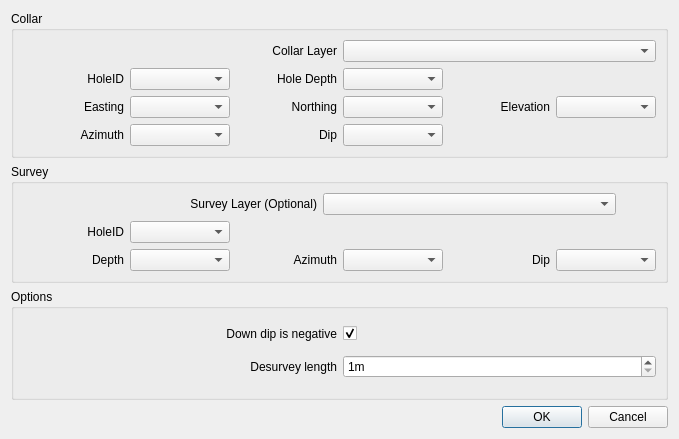
rolandhill/geoscience, file desurveyhole_dialog_base.ui: the form before one commit.
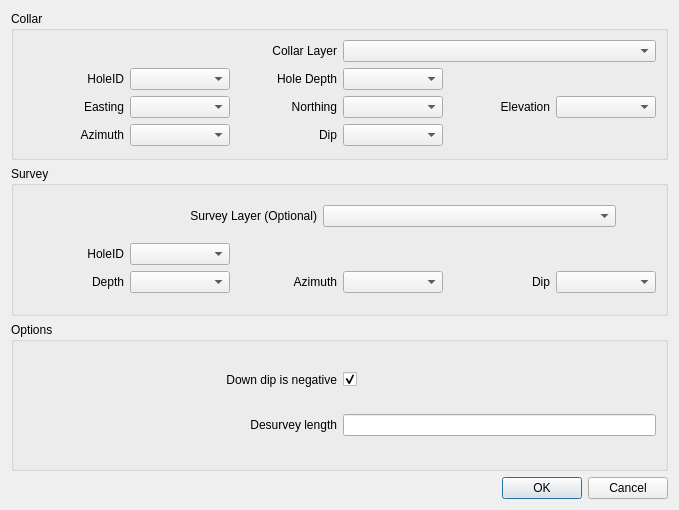
The form after the commit. Custom widgets are drawn as their Qt base class.

Commit message: Convert desurvey length to float and replace spin box with line edit control

The edit to the form file:
```diff
--- a/desurveyhole_dialog_base.ui
+++ b/desurveyhole_dialog_base.ui
@@ -7,7 +7,7 @@
     <x>0</x>
     <y>0</y>
     <width>679</width>
-    <height>439</height>
+    <height>510</height>
    </rect>
   </property>
   <property name="windowTitle">
@@ -349,19 +349,6 @@
       <string>Options</string>
      </property>
      <layout class="QGridLayout" name="gridLayout_4">
-      <item row="2" column="1">
-       <widget class="QSpinBox" name="sbDesurveyLength">
-        <property name="suffix">
-         <string>m</string>
-        </property>
-        <property name="minimum">
-         <number>1</number>
-        </property>
-        <property name="maximum">
-         <number>5</number>
-        </property>
-       </widget>
-      </item>
       <item row="0" column="1">
        <widget class="QCheckBox" name="checkDownDipNegative">
         <property name="layoutDirection">
@@ -395,6 +382,16 @@
         </property>
        </widget>
       </item>
+      <item row="2" column="1">
+       <widget class="QLineEdit" name="leDesurveyLength">
+        <property name="sizePolicy">
+         <sizepolicy hsizetype="Minimum" vsizetype="Fixed">
+          <horstretch>0</horstretch>
+          <verstretch>0</verstretch>
+         </sizepolicy>
+        </property>
+       </widget>
+      </item>
      </layout>
     </widget>
    </item>
```
Left out of the diff: 1 changed line with no effect on the pictures. The commit also changes 2 other files.
